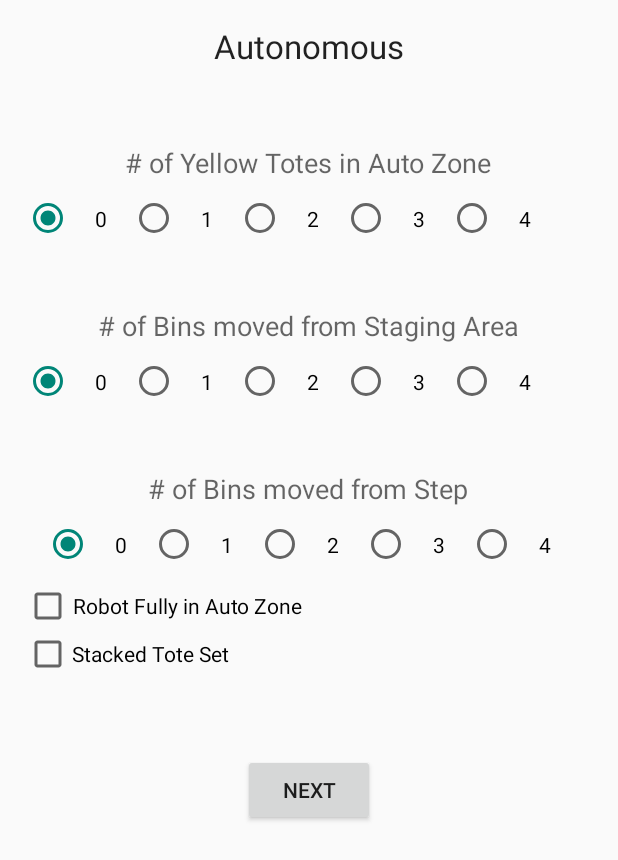
After one commit to Team3512/FRC-3512-Scouting-Android-2015, an Android app: the layout activity_auton.xml on its own in the app's theme, with its tools: preview values and no code run, on a phone screen of 412 x 824 dp. The commit adds this screen. Shown: the top 860 px of the screen. Run offline under Robolectric (Android 15) with nearby library versions, the phone set to English and light mode, and no system bars.

Commit message:
GUI stuff initial

```diff
--- /dev/null
+++ b/app/src/main/res/layout/activity_auton.xml
@@ -0,0 +1,259 @@
+<RelativeLayout xmlns:android="http://schemas.android.com/apk/res/android"
+    xmlns:tools="http://schemas.android.com/tools" android:layout_width="match_parent"
+    android:layout_height="match_parent" android:paddingLeft="@dimen/activity_horizontal_margin"
+    android:paddingRight="@dimen/activity_horizontal_margin"
+    android:paddingTop="@dimen/activity_vertical_margin"
+    android:paddingBottom="@dimen/activity_vertical_margin"
+    tools:context="com.verra.frc3512scouting.Auton">
+
+    <LinearLayout
+        android:orientation="vertical"
+        android:layout_width="fill_parent"
+        android:layout_height="fill_parent"
+        android:layout_alignParentTop="true"
+        android:layout_centerHorizontal="true"
+        android:weightSum="1"
+        android:id="@+id/auton_linear_layout">
+
+        <TextView
+            android:layout_width="wrap_content"
+            android:layout_height="wrap_content"
+            android:textAppearance="?android:attr/textAppearanceLarge"
+            android:text="Autonomous"
+            android:id="@+id/auton_header"
+            android:layout_gravity="center_horizontal" />
+
+        <Space
+            android:layout_width="match_parent"
+            android:layout_height="wrap_content"
+            android:layout_gravity="center_horizontal"
+            android:layout_weight="0.12" />
+
+        <TextView
+            android:layout_width="wrap_content"
+            android:layout_height="wrap_content"
+            android:textAppearance="?android:attr/textAppearanceMedium"
+            android:text="# of Yellow Totes in Auto Zone"
+            android:id="@+id/textView6"
+            android:layout_gravity="center_horizontal" />
+
+        <LinearLayout
+            android:orientation="horizontal"
+            android:layout_width="match_parent"
+            android:layout_height="wrap_content"
+            android:layout_gravity="center_horizontal"
+            android:layout_weight="0.08">
+
+
+            <RadioGroup xmlns:android="http://schemas.android.com/apk/res/android"
+                android:layout_width="fill_parent"
+                android:layout_height="wrap_content"
+                android:orientation="horizontal">
+                <RadioButton
+                    android:layout_width="wrap_content"
+                    android:layout_height="wrap_content"
+                    android:text="0"
+                    android:id="@+id/auton_tote_0"
+                    android:checked="true"
+                    android:padding="15dp"
+                    android:onClick="onYellowToteRadioClicked"/>
+
+                <RadioButton
+                    android:layout_width="wrap_content"
+                    android:layout_height="wrap_content"
+                    android:text="1"
+                    android:id="@+id/auton_tote_1"
+                    android:checked="false"
+                    android:padding="15dp"
+                    android:onClick="onYellowToteRadioClicked"/>
+
+                <RadioButton
+                    android:layout_width="wrap_content"
+                    android:layout_height="wrap_content"
+                    android:text="2"
+                    android:id="@+id/auton_tote_2"
+                    android:checked="false"
+                    android:padding="15dp"
+                    android:onClick="onYellowToteRadioClicked"/>
+
+                <RadioButton
+                    android:layout_width="wrap_content"
+                    android:layout_height="wrap_content"
+                    android:text="3"
+                    android:id="@+id/auton_tote_3"
+                    android:checked="false"
+                    android:padding="15dp"
+                    android:onClick="onYellowToteRadioClicked"/>
+
+                <RadioButton
+                    android:layout_width="wrap_content"
+                    android:layout_height="wrap_content"
+                    android:text="4"
+                    android:id="@+id/auton_tote_4"
+                    android:checked="false"
+                    android:padding="15dp"
+                    android:onClick="onYellowToteRadioClicked"/>
+
+            </RadioGroup>
+        </LinearLayout>
+
+        <TextView
+            android:layout_width="wrap_content"
+            android:layout_height="wrap_content"
+            android:textAppearance="?android:attr/textAppearanceMedium"
+            android:text="# of Bins moved from Staging Area"
+            android:id="@+id/textView7"
+            android:layout_gravity="center_horizontal" />
+
+        <LinearLayout
+            android:orientation="horizontal"
+            android:layout_width="match_parent"
+            android:layout_height="wrap_content"
+            android:layout_gravity="center_horizontal"
+            android:layout_weight="0.08" >
+
+            <RadioGroup xmlns:android="http://schemas.android.com/apk/res/android"
+                android:layout_width="fill_parent"
+                android:layout_height="wrap_content"
+                android:orientation="horizontal"
+                android:onClick="onBinsMovedRadioClicked">
+
+                <RadioButton
+                    android:layout_width="wrap_content"
+                    android:layout_height="wrap_content"
+                    android:text="0"
+                    android:id="@+id/auton_bin_0"
+                    android:checked="true"
+                    android:padding="15dp"
+                    android:onClick="onBinsMovedRadioClicked"/>
+
+                <RadioButton
+                    android:layout_width="wrap_content"
+                    android:layout_height="wrap_content"
+                    android:text="1"
+                    android:id="@+id/auton_bin_1"
+                    android:checked="false"
+                    android:padding="15dp"
+                    android:onClick="onBinsMovedRadioClicked"/>
+
+                <RadioButton
+                    android:layout_width="wrap_content"
+                    android:layout_height="wrap_content"
+                    android:text="2"
+                    android:id="@+id/auton_bin_2"
+                    android:checked="false"
+                    android:padding="15dp"
+                    android:onClick="onBinsMovedRadioClicked"/>
+
+                <RadioButton
+                    android:layout_width="wrap_content"
+                    android:layout_height="wrap_content"
+                    android:text="3"
+                    android:id="@+id/auton_bin_3"
+                    android:checked="false"
+                    android:padding="15dp"
+                    android:onClick="onBinsMovedRadioClicked"/>
+
+                <RadioButton
+                    android:layout_width="wrap_content"
+                    android:layout_height="wrap_content"
+                    android:text="4"
+                    android:id="@+id/auton_bin_4"
+                    android:checked="false"
+                    android:padding="15dp"
+                    android:onClick="onBinsMovedRadioClicked"/>
+            </RadioGroup>
+        </LinearLayout>
+
+        <TextView
+            android:layout_width="wrap_content"
+            android:layout_height="wrap_content"
+            android:textAppearance="?android:attr/textAppearanceMedium"
+            android:text="# of Bins moved from Step"
+            android:id="@+id/textView8"
+            android:layout_gravity="center_horizontal" />
+
+        <RadioGroup xmlns:android="http://schemas.android.com/apk/res/android"
+            android:layout_width="wrap_content"
+            android:layout_height="wrap_content"
+            android:orientation="horizontal"
+            android:layout_gravity="center_horizontal">
+
+            <RadioButton
+                android:layout_width="wrap_content"
+                android:layout_height="wrap_content"
+                android:text="0"
+                android:id="@+id/auton_step_0"
+                android:checked="true"
+                android:padding="15dp"
+                android:onClick="onBinsMovedFromStepRadioClicked"/>
+
+            <RadioButton
+                android:layout_width="wrap_content"
+                android:layout_height="wrap_content"
+                android:text="1"
+                android:id="@+id/auton_step_1"
+                android:checked="false"
+                android:padding="15dp"
+                android:onClick="onBinsMovedFromStepRadioClicked"/>
+
+            <RadioButton
+                android:layout_width="wrap_content"
+                android:layout_height="wrap_content"
+                android:text="2"
+                android:id="@+id/auton_step_2"
+                android:checked="false"
+                android:padding="15dp"
+                android:onClick="onBinsMovedFromStepRadioClicked"/>
+
+            <RadioButton
+                android:layout_width="wrap_content"
+                android:layout_height="wrap_content"
+                android:text="3"
+                android:id="@+id/auton_step_3"
+                android:checked="false"
+                android:padding="15dp"
+                android:onClick="onBinsMovedFromStepRadioClicked"/>
+
+            <RadioButton
+                android:layout_width="wrap_content"
+                android:layout_height="wrap_content"
+                android:text="4"
+                android:id="@+id/auton_step_4"
+                android:checked="false"
+                android:padding="15dp"
+                android:onClick="onBinsMovedFromStepRadioClicked"/>
+        </RadioGroup>
+
+        <CheckBox
+            android:layout_width="wrap_content"
+            android:layout_height="wrap_content"
+            android:text="Robot Fully in Auto Zone"
+            android:id="@+id/auton_fully"
+            android:checked="false"
+            android:gravity="center|center_vertical" />
+
+        <CheckBox
+            android:layout_width="wrap_content"
+            android:layout_height="wrap_content"
+            android:text="Stacked Tote Set"
+            android:id="@+id/auton_stacked"
+            android:checked="false"
+            android:gravity="center|center_vertical" />
+
+        <Space
+            android:layout_width="match_parent"
+            android:layout_height="wrap_content"
+            android:layout_gravity="center_horizontal"
+            android:layout_weight="0.12" />
+
+        <Button
+            android:layout_width="wrap_content"
+            android:layout_height="wrap_content"
+            android:text="Next"
+            android:id="@+id/auton_next"
+            android:layout_gravity="center_horizontal"
+            android:onClick="onNextClicked"/>
+
+    </LinearLayout>
+</RelativeLayout>
--- /dev/null
+++ b/app/src/main/res/menu/menu_auton.xml
@@ -0,0 +1,4 @@
+<?xml version="1.0" encoding="utf-8"?>
+<menu xmlns:android="http://schemas.android.com/apk/res/android">
+
+</menu>
--- /dev/null
+++ b/app/src/main/res/menu/menu_match_info.xml
@@ -0,0 +1,4 @@
+<?xml version="1.0" encoding="utf-8"?>
+<menu xmlns:android="http://schemas.android.com/apk/res/android">
+
+</menu>
```
Also changed, not shown: app/src/main/java/com/verra/frc3512scouting/Auton.java (added, +86 -0 lines), app/src/main/java/com/verra/frc3512scouting/MainActivtiy.java (added, +54 -0 lines), app/src/main/java/com/verra/frc3512scouting/MatchInfo.java (renamed from app/src/main/java/com/verra/frc3512scouting/MainActivity.java, +25 -3 lines), app/src/main/res/layout/activity_main.xml (+39 -3 lines), app/src/main/res/layout/activity_match_info.xml (added, +83 -0 lines), app/src/main/res/drawable/ic_launcher.png (added), 1 other file.
